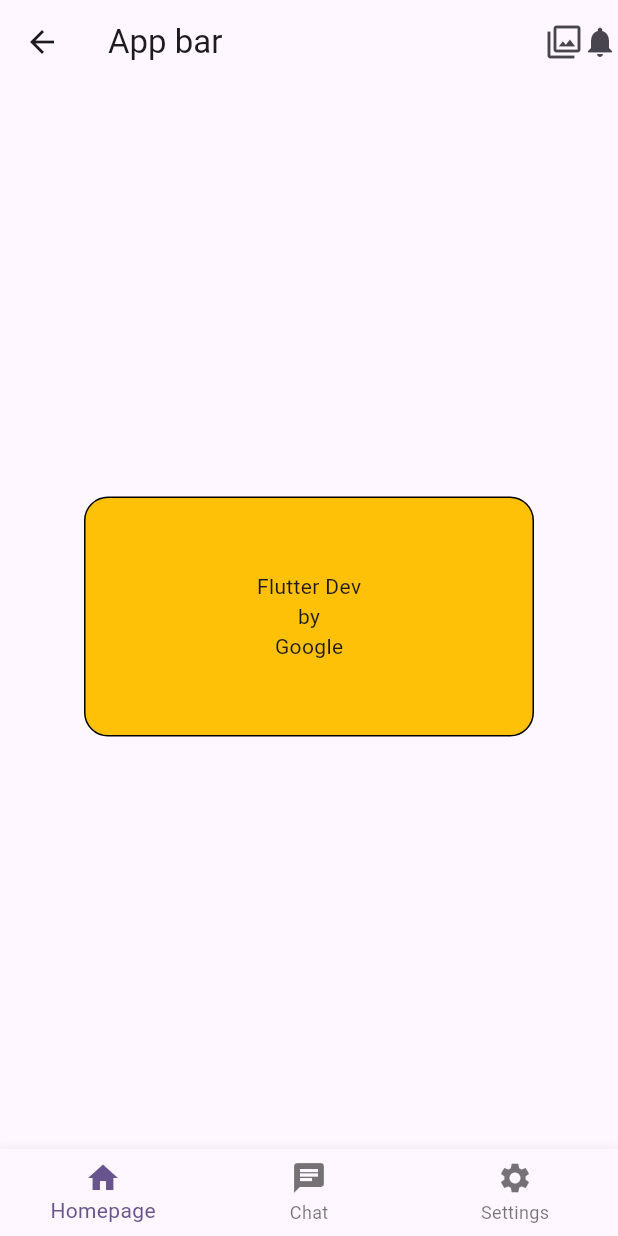
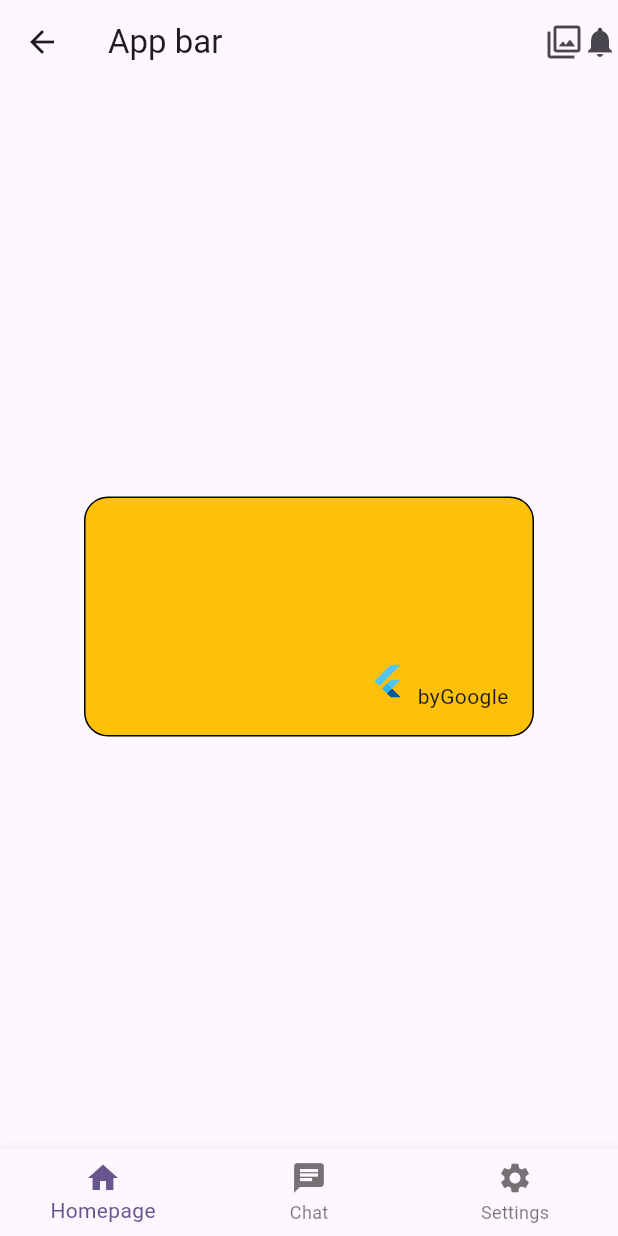
Before and after one commit to fradip12/darma-henwa-flutter, a Flutter app: the screen it shows after launch, on a phone screen of 412 x 824 dp. Run offline on Flutter 3.47's test engine with Material 3 defaults, Android fonts, the phone set to English and light mode, and no system bars.

Commit message:
session 3 : padding & row

```diff
--- a/lib/pages/home_page.dart
+++ b/lib/pages/home_page.dart
@@ -14,7 +14,9 @@
           Icon(Icons.notifications),
         ],
       ),
-      body: Center(
+      body: Padding(
+        padding: const EdgeInsets.all(8.0),
+        child: Center(
           child: Container(
             width: 300,
             height: 160,
@@ -25,13 +27,18 @@
               border: Border.all(),
               borderRadius: BorderRadius.circular(16),
             ),
-          child: Column(
-            mainAxisAlignment: MainAxisAlignment.center,
+            child: const Row(
+              mainAxisAlignment: MainAxisAlignment.end,
+              crossAxisAlignment: CrossAxisAlignment.end,
               children: [
-              Text('Flutter Dev'),
+                Padding(
+                  padding: EdgeInsets.all(8.0),
+                  child: FlutterLogo(),
+                ),
                 Text('by'),
                 Text('Google'),
               ],
+            ),
           ),
         ),
       ),
```
Lines whose indentation alone changed are shown as unchanged.
